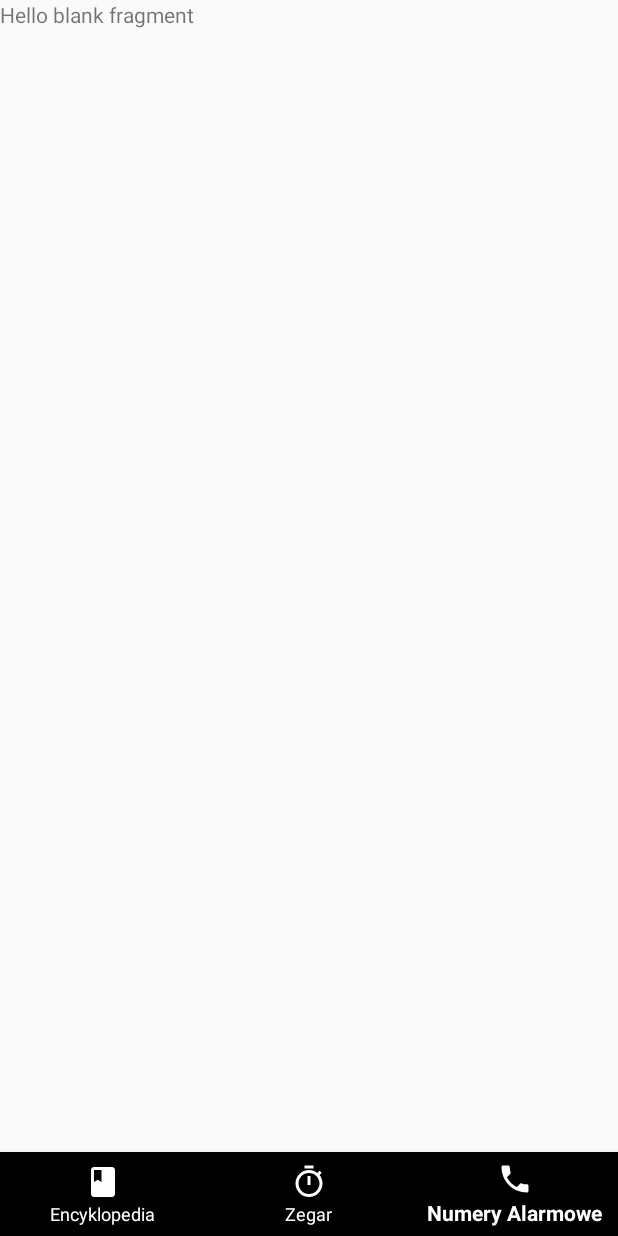
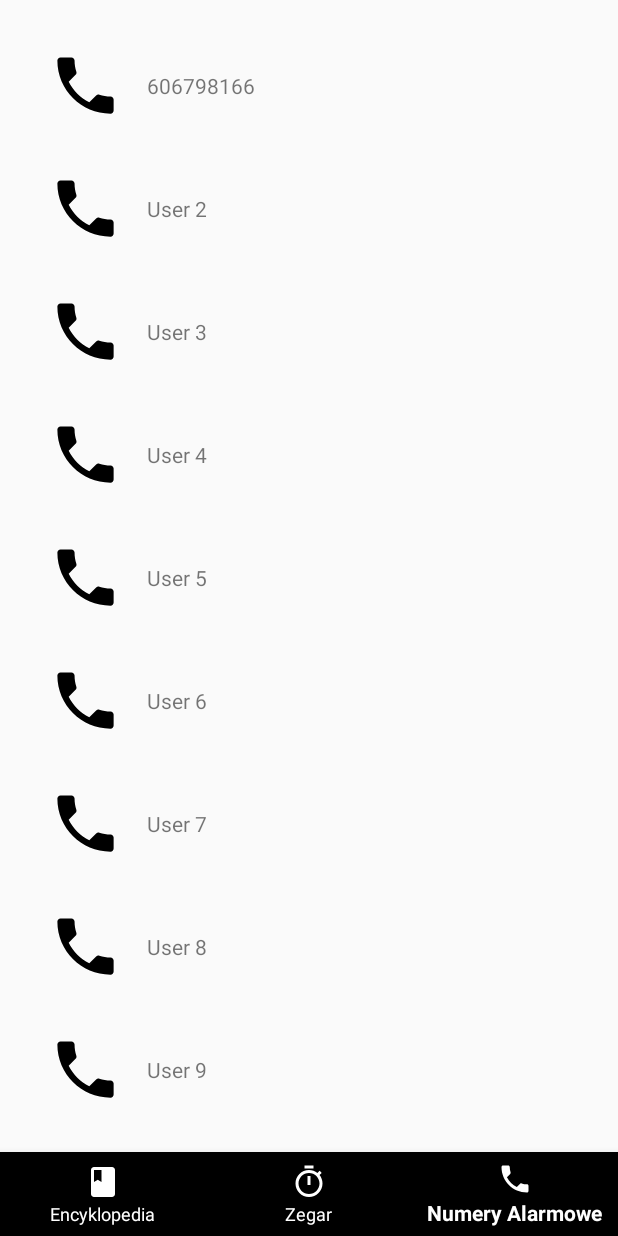
Before and after one commit to chrispysz/First-Aid-Encyclopedia, an Android app: the screen it shows after launch (MainActivity), item 3 of the bottom bar chosen, on a phone screen of 412 x 824 dp. Run offline under Robolectric (Android 15) with nearby library versions, the phone set to English and light mode, and no system bars; our stand-ins replace Firebase (no records; nobody signed in at launch, a user with empty details on screens opened directly); libraries missing offline, so code that uses them is left out: net.theluckycoder.expandablecardview.

Commit message:
All functionality done, cosmetics left

```diff
--- /dev/null
+++ b/app/src/main/java/com/example/fae/ExampleNumber.kt
@@ -0,0 +1,4 @@
+package com.example.fae
+
+data class ExampleNumber(val number: String, val resId: Int) {
+}
--- a/app/src/main/java/com/example/fae/MainActivity.kt
+++ b/app/src/main/java/com/example/fae/MainActivity.kt
@@ -2,7 +2,6 @@ package com.example.fae
 
 import androidx.appcompat.app.AppCompatActivity
 import android.os.Bundle
-import androidx.appcompat.widget.Toolbar
 import com.google.android.material.bottomnavigation.BottomNavigationView
 import kotlinx.android.synthetic.main.activity_main.*
 
@@ -27,7 +26,7 @@ class MainActivity : AppCompatActivity() {
                 return@OnNavigationItemSelectedListener true
             }
             R.id.menu_search -> {
-                val fragment = SearchFragment()
+                val fragment = PhoneFragment()
                 supportFragmentManager
                     .beginTransaction()
                     .replace(R.id.fragment_container, fragment)
--- /dev/null
+++ b/app/src/main/java/com/example/fae/PhoneFragment.kt
@@ -0,0 +1,151 @@
+package com.example.fae
+
+import android.content.Intent
+import android.net.Uri
+import android.os.Bundle
+import android.os.Handler
+import android.os.Looper
+import androidx.fragment.app.Fragment
+import android.view.LayoutInflater
+import android.view.View
+import android.view.ViewGroup
+import android.widget.ImageView
+import android.widget.TextView
+import androidx.recyclerview.widget.LinearLayoutManager
+import androidx.recyclerview.widget.RecyclerView
+import kotlinx.android.synthetic.main.example_number.view.*
+
+/**
+ * A simple [Fragment] subclass.
+ */
+class PhoneFragment : Fragment() {
+    protected lateinit var rootView: View
+    lateinit var recyclerView: RecyclerView
+    lateinit var adapter: ListAdapter
+
+    override fun onCreate(savedInstanceState: Bundle?) {
+        super.onCreate(savedInstanceState)
+        onCreateComponent()
+    }
+
+    private fun onCreateComponent() {
+        adapter = ListAdapter()
+    }
+
+    override fun onCreateView(
+        inflater: LayoutInflater,
+        container: ViewGroup?,
+        savedInstanceState: Bundle?
+    ): View? {
+        rootView = inflater.inflate(R.layout.fragment_phone, container, false);
+        initView()
+        return rootView
+    }
+
+    private fun initView() {
+        setUpAdapter()
+        initializeRecyclerView()
+        setUpDummyData()
+    }
+
+    private fun setUpAdapter() {
+        adapter.setOnItemClickListener(onItemClickListener = object : OnItemClickListener {
+            override fun onItemClick(position: Int, view: View?) {
+                val number = adapter.getItem(position)
+                val intent =
+                    Intent(Intent.ACTION_DIAL, Uri.parse("tel:" + Uri.encode(number?.number)))
+                startActivity(intent)
+            }
+        })
+    }
+
+
+    private fun setUpDummyData() {
+        val list: ArrayList<ExampleNumber> = ArrayList()
+        list.add(ExampleNumber("606798166", R.drawable.ic_local_phone_black_24dp))
+        list.add(ExampleNumber("User 2", R.drawable.ic_local_phone_black_24dp))
+        list.add(ExampleNumber("User 3", R.drawable.ic_local_phone_black_24dp))
+        list.add(ExampleNumber("User 4", R.drawable.ic_local_phone_black_24dp))
+        list.add(ExampleNumber("User 5", R.drawable.ic_local_phone_black_24dp))
+        list.add(ExampleNumber("User 6", R.drawable.ic_local_phone_black_24dp))
+        list.add(ExampleNumber("User 7", R.drawable.ic_local_phone_black_24dp))
+        list.add(ExampleNumber("User 8", R.drawable.ic_local_phone_black_24dp))
+        list.add(ExampleNumber("User 9", R.drawable.ic_local_phone_black_24dp))
+        adapter.addItems(list)
+    }
+
+    private fun initializeRecyclerView() {
+        recyclerView = rootView.findViewById(R.id.phone_recycler)
+        recyclerView.layoutManager = LinearLayoutManager(activity)
+        recyclerView.adapter = adapter
+    }
+
+    interface OnItemClickListener {
+        fun onItemClick(position: Int, view: View?)
+    }
+
+
+    abstract class BaseRecyclerViewAdapter<T> : RecyclerView.Adapter<RecyclerView.ViewHolder>() {
+
+        private var list: ArrayList<T>? = ArrayList<T>()
+        protected var itemClickListener: OnItemClickListener? = null
+
+        fun addItems(items: ArrayList<T>) {
+            this.list?.addAll(items)
+            reload()
+        }
+
+        fun clear() {
+            this.list?.clear()
+            reload()
+        }
+
+        fun getItem(position: Int): T? {
+            return this.list?.get(position)
+        }
+
+        fun setOnItemClickListener(onItemClickListener: OnItemClickListener) {
+            this.itemClickListener = onItemClickListener
+        }
+
+        override fun getItemCount(): Int = list!!.size
+
+        private fun reload() {
+            Handler(Looper.getMainLooper()).post { notifyDataSetChanged() }
+        }
+    }
+
+
+    class ListAdapter : BaseRecyclerViewAdapter<ExampleNumber>() {
+
+        override fun onCreateViewHolder(parent: ViewGroup, viewType: Int): RecyclerView.ViewHolder {
+            return MyViewHolder(
+                LayoutInflater.from(parent.context).inflate(R.layout.example_number, parent, false)
+            )
+        }
+
+        override fun onBindViewHolder(holder: RecyclerView.ViewHolder, position: Int) {
+            val myHolder = holder as? MyViewHolder
+            myHolder?.setUpView(ExampleNumber = getItem(position))
+        }
+
+        inner class MyViewHolder(view: View) : RecyclerView.ViewHolder(view), View.OnClickListener {
+
+            private val imageView: ImageView = view.image_view
+            private val textView: TextView = view.text_view
+
+            init {
+                view.setOnClickListener(this)
+            }
+
+            fun setUpView(ExampleNumber: ExampleNumber?) {
+                ExampleNumber?.resId?.let { imageView.setImageResource(it) }
+                textView.text = ExampleNumber?.number
+            }
+
+            override fun onClick(v: View?) {
+                itemClickListener?.onItemClick(adapterPosition, v)
+            }
+        }
+    }
+}
--- a/app/src/main/java/com/example/fae/SearchFragment.kt
+++ /dev/null
@@ -1,22 +0,0 @@
-package com.example.fae
-
-import android.os.Bundle
-import androidx.fragment.app.Fragment
-import android.view.LayoutInflater
-import android.view.View
-import android.view.ViewGroup
-
-/**
- * A simple [Fragment] subclass.
- */
-class SearchFragment : Fragment() {
-
-    override fun onCreateView(
-        inflater: LayoutInflater, container: ViewGroup?,
-        savedInstanceState: Bundle?
-    ): View? {
-        // Inflate the layout for this fragment
-        return inflater.inflate(R.layout.fragment_search, container, false)
-    }
-
-}
--- /dev/null
+++ b/app/src/main/res/layout/example_number.xml
@@ -0,0 +1,21 @@
+<?xml version="1.0" encoding="utf-8"?>
+    <LinearLayout
+        xmlns:android="http://schemas.android.com/apk/res/android"
+        android:layout_width="match_parent"
+        android:layout_height="wrap_content"
+        android:orientation="horizontal"
+        android:padding="16dp"
+        android:gravity="center_vertical">
+
+        <ImageView
+            android:id="@+id/image_view"
+            android:layout_width="50dp"
+            android:layout_height="50dp"/>
+
+        <TextView
+            android:id="@+id/text_view"
+            android:layout_width="wrap_content"
+            android:layout_height="wrap_content"
+            android:layout_marginLeft="16dp"/>
+
+    </LinearLayout>
--- /dev/null
+++ b/app/src/main/res/layout/fragment_phone.xml
@@ -0,0 +1,13 @@
+<?xml version="1.0" encoding="utf-8"?>
+    <LinearLayout
+        xmlns:android="http://schemas.android.com/apk/res/android"
+        android:layout_width="match_parent"
+        android:layout_height="match_parent"
+        android:padding="16dp">
+
+    <androidx.recyclerview.widget.RecyclerView
+            android:id="@+id/phone_recycler"
+            android:layout_width="match_parent"
+            android:layout_height="wrap_content"/>
+
+    </LinearLayout>
--- a/app/src/main/res/layout/fragment_search.xml
+++ /dev/null
@@ -1,14 +0,0 @@
-<?xml version="1.0" encoding="utf-8"?>
-<FrameLayout xmlns:android="http://schemas.android.com/apk/res/android"
-    xmlns:tools="http://schemas.android.com/tools"
-    android:layout_width="match_parent"
-    android:layout_height="match_parent"
-    tools:context=".SearchFragment">
-
-    <!-- TODO: Update blank fragment layout -->
-    <TextView
-        android:layout_width="match_parent"
-        android:layout_height="match_parent"
-        android:text="@string/hello_blank_fragment" />
-
-</FrameLayout>
```
